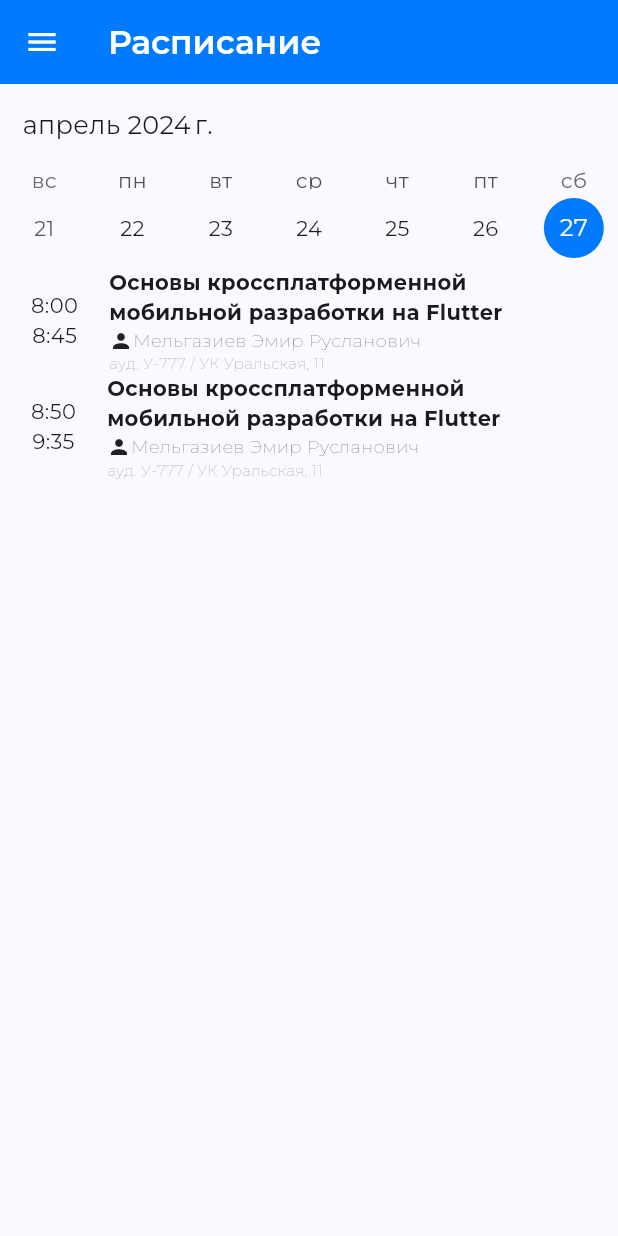
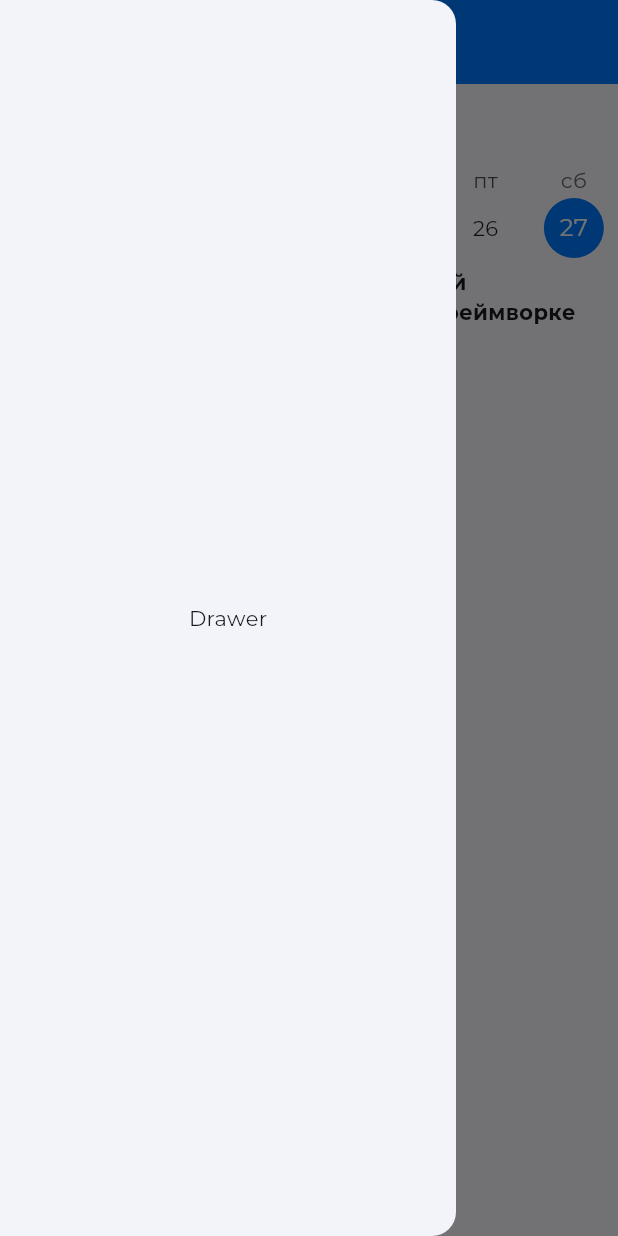
Before and after one commit to mirmen/hmtpk, a Flutter app: the screen it shows after launch, after a tap on the "menu" icon, on a phone screen of 412 x 824 dp. Run offline on Flutter 3.47's test engine with Material 3 defaults, Android fonts, the phone set to English and light mode, and no system bars; drawn by our look-alikes of table_calendar; our stand-ins replace google_fonts.

Commit message:
50% completed work of AppBar (Drawer)

```diff
--- a/lib/presentation/shedulePage.dart
+++ b/lib/presentation/shedulepage.dart
@@ -14,12 +14,20 @@ class _ShedulePageState extends State<ShedulePage> {
   @override
   Widget build(BuildContext context) {
     return Scaffold(
+      drawer: const Drawer(
+        child: Center(
+          child: Text('Drawer'),
+        ),
+      ),
       appBar: AppBar(
-        leading: GestureDetector(
-            child: const Icon(Icons.menu, color: Colors.white),
-            onTap: () {
-              // ДОБАВИТЬ СЮДА МЕНЮ
-            }
+        leading: Builder(builder: (context) {
+          return IconButton(
+            onPressed: () {
+              Scaffold.of(context).openDrawer();
+            },
+            icon: const Icon(Icons.menu, color: Colors.white,),
+          );
+        }
         ),
         title: const Text('Расписание', style: TextStyle(color: Colors.white, fontWeight: FontWeight.w600),),
         backgroundColor: const Color(0xff007bff),
@@ -31,14 +39,14 @@ class _ShedulePageState extends State<ShedulePage> {
             LessonWidget(
                 startTime: '8:00',
                 endTime: '8:45',
-                subjectName: 'Основы кроссплатформенной мобильной разработки на Flutter ',
+                subjectName: 'Основы кроссплатформенной мобильной разработки на фреймворке Flutter ',
                 teacherName: 'Мельгазиев Эмир Русланович',
                 classroomBody: 'ауд. У-777 / УК Уральская, 11'
             ),
             LessonWidget(
                 startTime: '8:50',
                 endTime: '9:35',
-                subjectName: 'Основы кроссплатформенной мобильной разработки на Flutter ',
+                subjectName: 'Основы алгоритмизации и программирования на Dart ',
                 teacherName: 'Мельгазиев Эмир Русланович',
                 classroomBody: 'ауд. У-777 / УК Уральская, 11'
             ),
```
